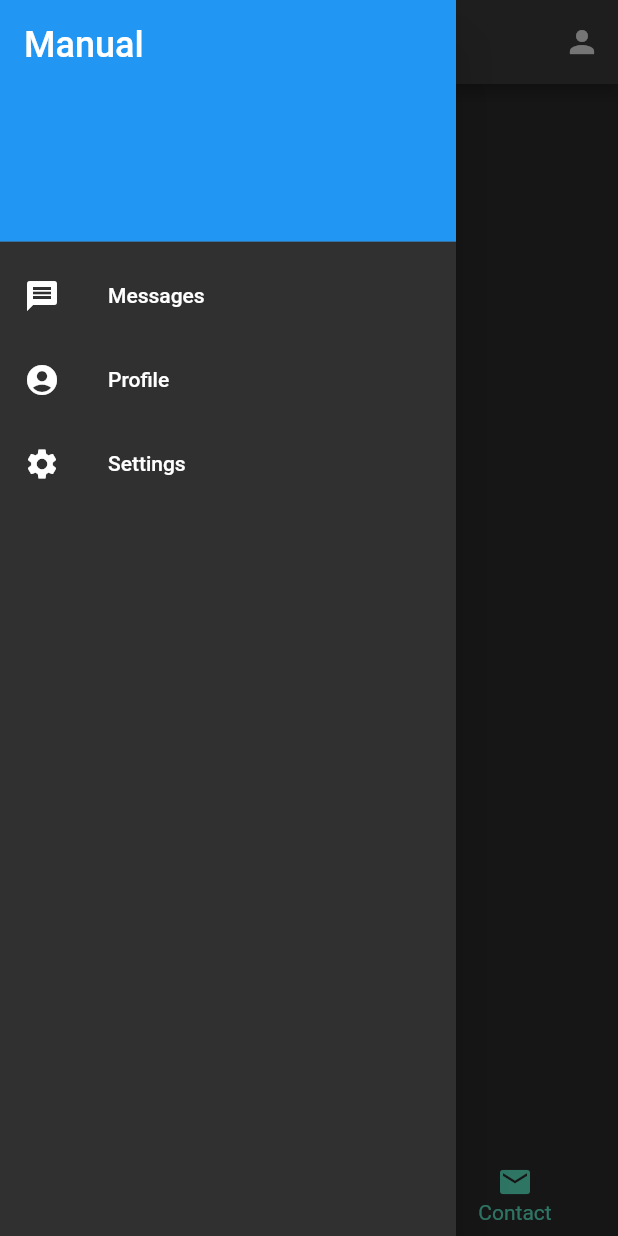
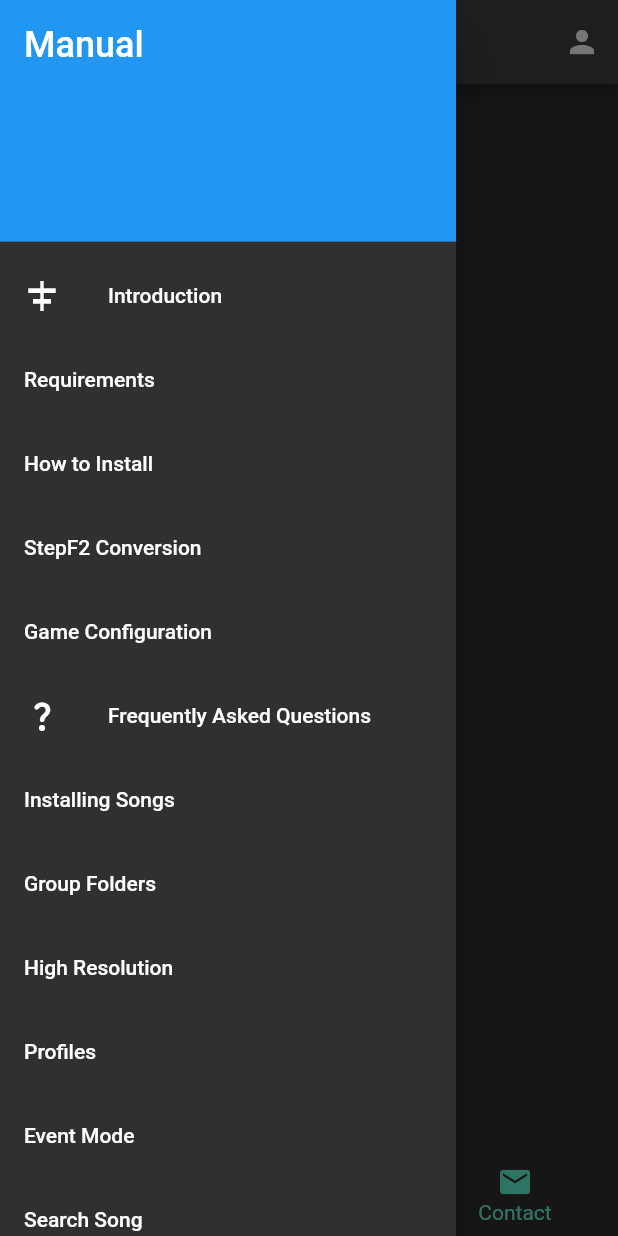
Before and after one commit to Throo94/pumpsanity, a Flutter app: the screen it shows once a user with an empty profile is signed in, item 3 of the bottom bar chosen, with the side drawer open, on a phone screen of 412 x 824 dp. Run offline on Flutter 3.47's test engine with Material 2 defaults, Android fonts, the light colour scheme and no system bars; our stand-ins replace firebase_auth, firebase_core, google_fonts; missing offline and left inert: flutterfire_ui; accounts and stored records are empty.

Commit message:
Drawer writed

```diff
--- a/lib/app/contact_page/contact_page.dart
+++ b/lib/app/contact_page/contact_page.dart
@@ -8,7 +8,7 @@ class ContactPage extends StatelessWidget {
   @override
   Widget build(BuildContext context) {
     return const Center(
-      child: Text('3'),
+      child: Text('CHUJ'),
     );
   }
 }
--- a/lib/app/layout_page/layout_page.dart
+++ b/lib/app/layout_page/layout_page.dart
@@ -62,8 +62,8 @@ class _LayoutPageState extends State<LayoutPage> {
               ),
             ),
             ListTile(
-              leading: const Icon(Icons.message),
-              title: const Text('Messages'),
+              leading: const Icon(Icons.align_horizontal_center),
+              title: const Text('Introduction'),
               onTap: () {
                 Navigator.of(context).push(
                   MaterialPageRoute(
@@ -73,12 +73,116 @@ class _LayoutPageState extends State<LayoutPage> {
               },
             ),
             const ListTile(
-              leading: Icon(Icons.account_circle),
-              title: Text('Profile'),
+              title: Text('Requirements'),
             ),
             const ListTile(
-              leading: Icon(Icons.settings),
-              title: Text('Settings'),
+              title: Text('How to Install'),
+            ),
+            const ListTile(
+              title: Text('StepF2 Conversion'),
+            ),
+            const ListTile(
+              title: Text('Game Configuration'),
+            ),
+            const ListTile(
+              leading: Icon(Icons.question_mark_rounded),
+              title: Text('Frequently Asked Questions'),
+            ),
+            const ListTile(
+              title: Text('Installing Songs'),
+            ),
+            const ListTile(
+              title: Text('Group Folders'),
+            ),
+            const ListTile(
+              title: Text('High Resolution'),
+            ),
+            const ListTile(
+              title: Text('Profiles'),
+            ),
+            const ListTile(
+              title: Text('Event Mode'),
+            ),
+            const ListTile(
+              title: Text('Search Song'),
+            ),
+            const ListTile(
+              title: Text('External Group Folders'),
+            ),
+            const ListTile(
+              title: Text('ZIP SongPackages'),
+            ),
+            const ListTile(
+              title: Text('BGA/SongsMovies'),
+            ),
+            const ListTile(
+              title: Text('NOBGA (Oryginals BGAs)'),
+            ),
+            const ListTile(
+              title: Text('Key Mapping'),
+            ),
+            const ListTile(
+              title: Text('Full Mode/Basic Mode'),
+            ),
+            const ListTile(
+              title: Text('Command Window'),
+            ),
+            const ListTile(
+              title: Text('WorldMax/QuestWorld/Infinity'),
+            ),
+            const ListTile(
+              leading: Icon(Icons.settings_suggest_rounded),
+              title: Text('Features'),
+            ),
+            const ListTile(
+              title: Text('File Compatibility'),
+            ),
+            const ListTile(
+              title: Text('.ssc.ext Files'),
+            ),
+            const ListTile(
+              title: Text('PIUIO support'),
+            ),
+            const ListTile(
+              title: Text('Custom Music Train'),
+            ),
+            const ListTile(
+              title: Text('Custom Sort'),
+            ),
+            const ListTile(
+              title: Text('Favorites Channel'),
+            ),
+            const ListTile(
+              title: Text('Search Song'),
+            ),
+            const ListTile(
+              leading: Icon(Icons.brush),
+              title: Text('Step Editor'),
+            ),
+            const ListTile(
+              title: Text('Key Shortcuts'),
+            ),
+            const ListTile(
+              title: Text('Tap Note Types'),
+            ),
+            const ListTile(
+              title: Text('Division Mode'),
+            ),
+            const ListTile(
+              title: Text('Editor tricks'),
+            ),
+            const ListTile(
+              leading: Icon(Icons.mode_standby),
+              title: Text('Quest Channel'),
+            ),
+            const ListTile(
+              title: Text('Create a Quest Channel'),
+            ),
+            const ListTile(
+              title: Text('Quest Mods'),
+            ),
+            const ListTile(
+              title: Text('Quest Goal'),
             ),
           ],
         ),
```
